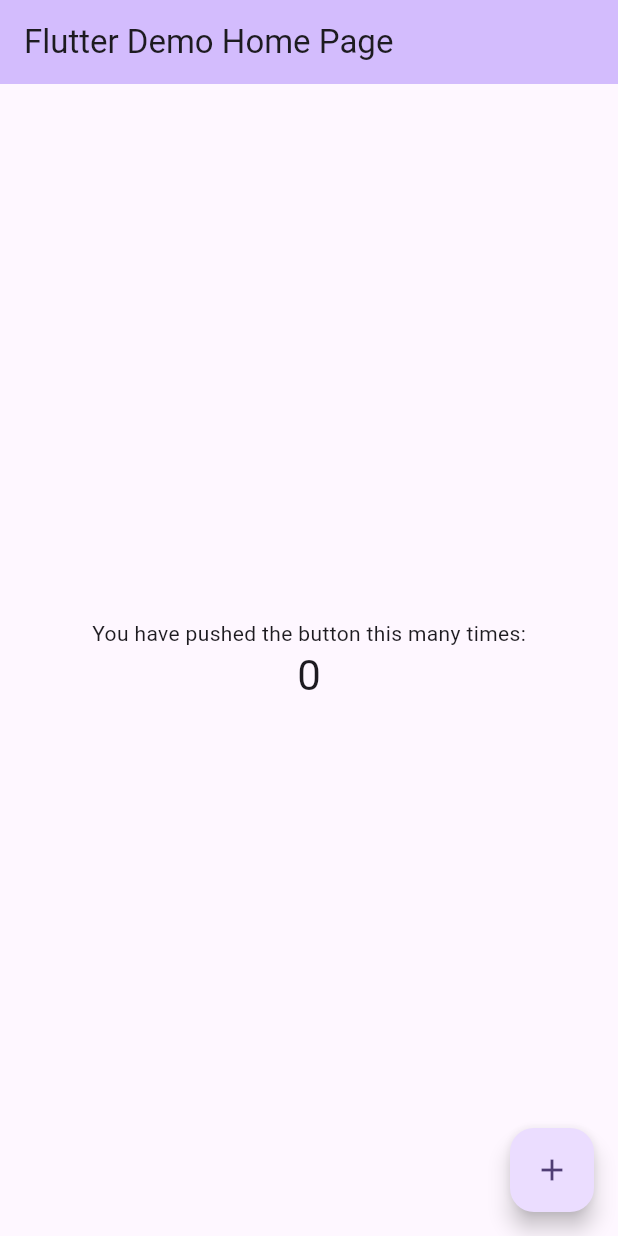
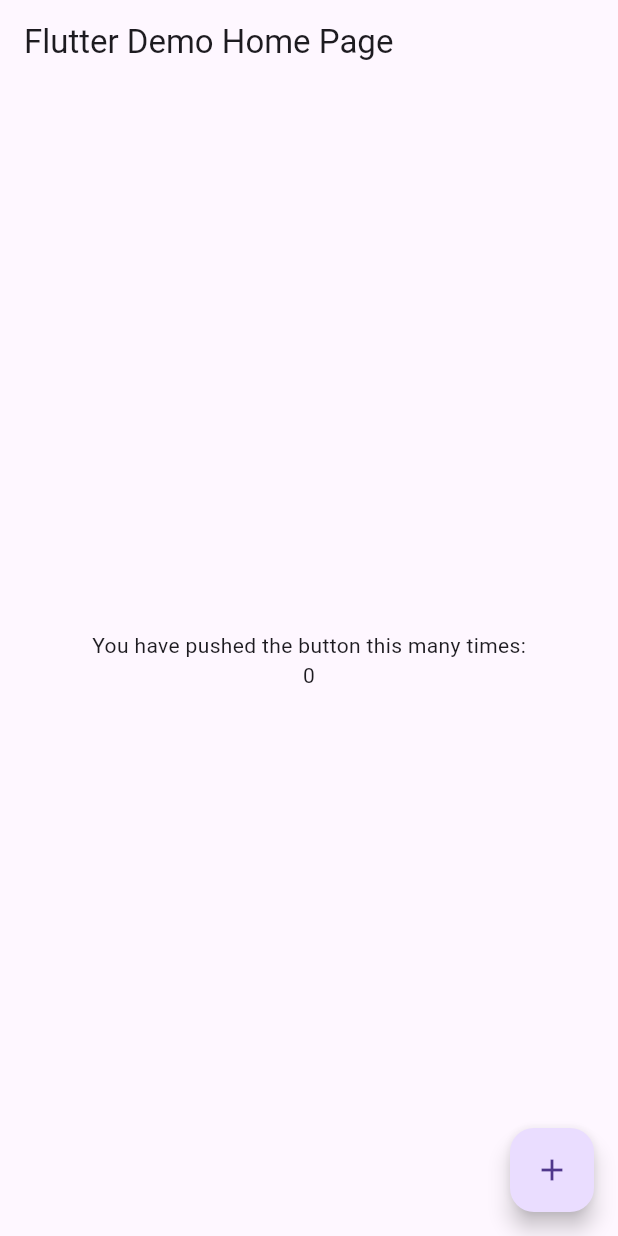
Before and after one commit to bgyn/Ci-CD, a Flutter app: the screen it shows after launch, on a phone screen of 412 x 824 dp. Run offline on Flutter 3.47's test engine with Material 3 defaults, Android fonts, the phone set to English and light mode, and no system bars.

Commit message:
removed comment

```diff
--- a/lib/main.dart
+++ b/lib/main.dart
@@ -7,31 +7,11 @@ void main() {
 class MyApp extends StatelessWidget {
   const MyApp({super.key});
 
-  // This widget is the root of your application.
   @override
   Widget build(BuildContext context) {
-    return MaterialApp(
+    return const MaterialApp(
       title: 'Flutter Demo',
-      theme: ThemeData(
-        // This is the theme of your application.
-        //
-        // TRY THIS: Try running your application with "flutter run". You'll see
-        // the application has a purple toolbar. Then, without quitting the app,
-        // try changing the seedColor in the colorScheme below to Colors.green
-        // and then invoke "hot reload" (save your changes or press the "hot
-        // reload" button in a Flutter-supported IDE, or press "r" if you used
-        // the command line to start the app).
-        //
-        // Notice that the counter didn't reset back to zero; the application
-        // state is not lost during the reload. To reset the state, use hot
-        // restart instead.
-        //
-        // This works for code too, not just values: Most code changes can be
-        // tested with just a hot reload.
-        colorScheme: ColorScheme.fromSeed(seedColor: Colors.deepPurple),
-        useMaterial3: true,
-      ),
-      home: const MyHomePage(title: 'Flutter Demo Home Page'),
+      home: MyHomePage(title: 'Flutter Demo Home Page'),
     );
   }
 }
@@ -57,7 +37,6 @@ class _MyHomePageState extends State<MyHomePage> {
   Widget build(BuildContext context) {
     return Scaffold(
       appBar: AppBar(
-        backgroundColor: Theme.of(context).colorScheme.inversePrimary,
         title: Text(widget.title),
       ),
       body: Center(
@@ -69,7 +48,6 @@ class _MyHomePageState extends State<MyHomePage> {
             ),
             Text(
               '$_counter',
-              style: Theme.of(context).textTheme.headlineMedium,
             ),
           ],
         ),
```
